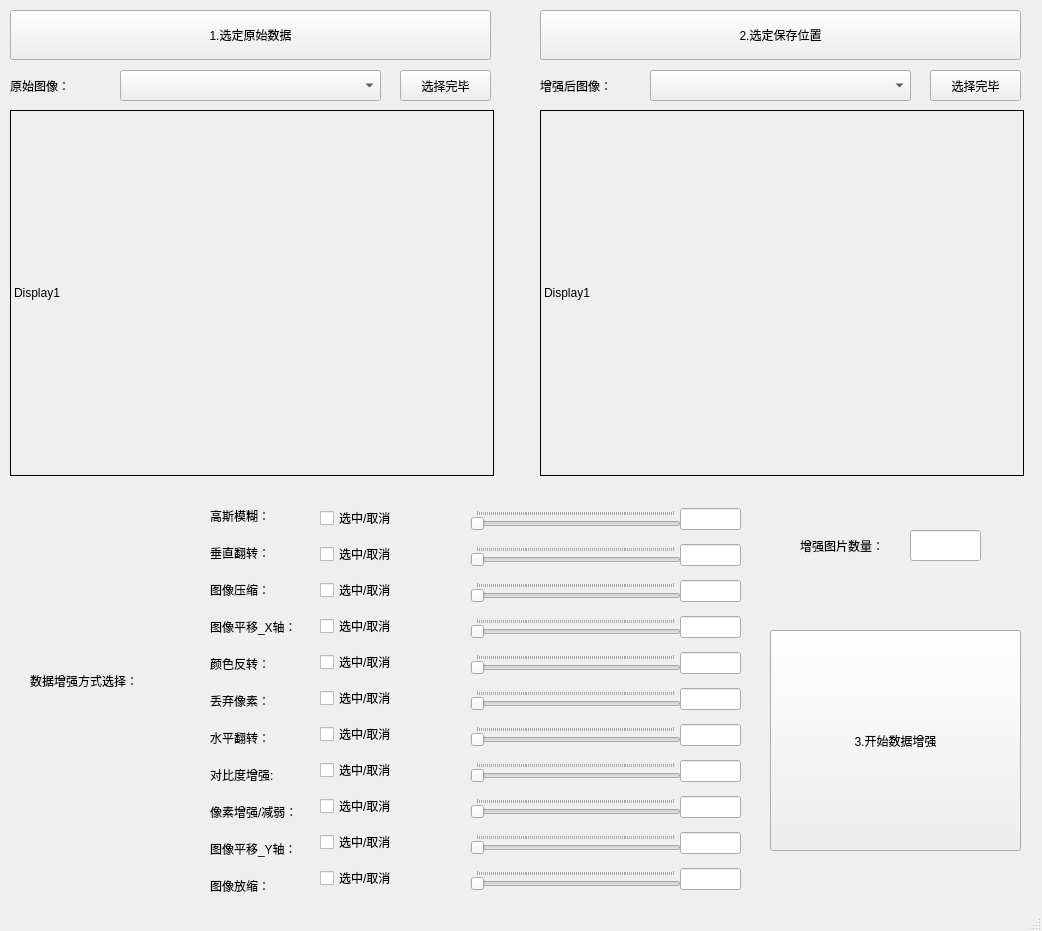
Old version of the form untitled.ui in the repository 4C79/imgAug.
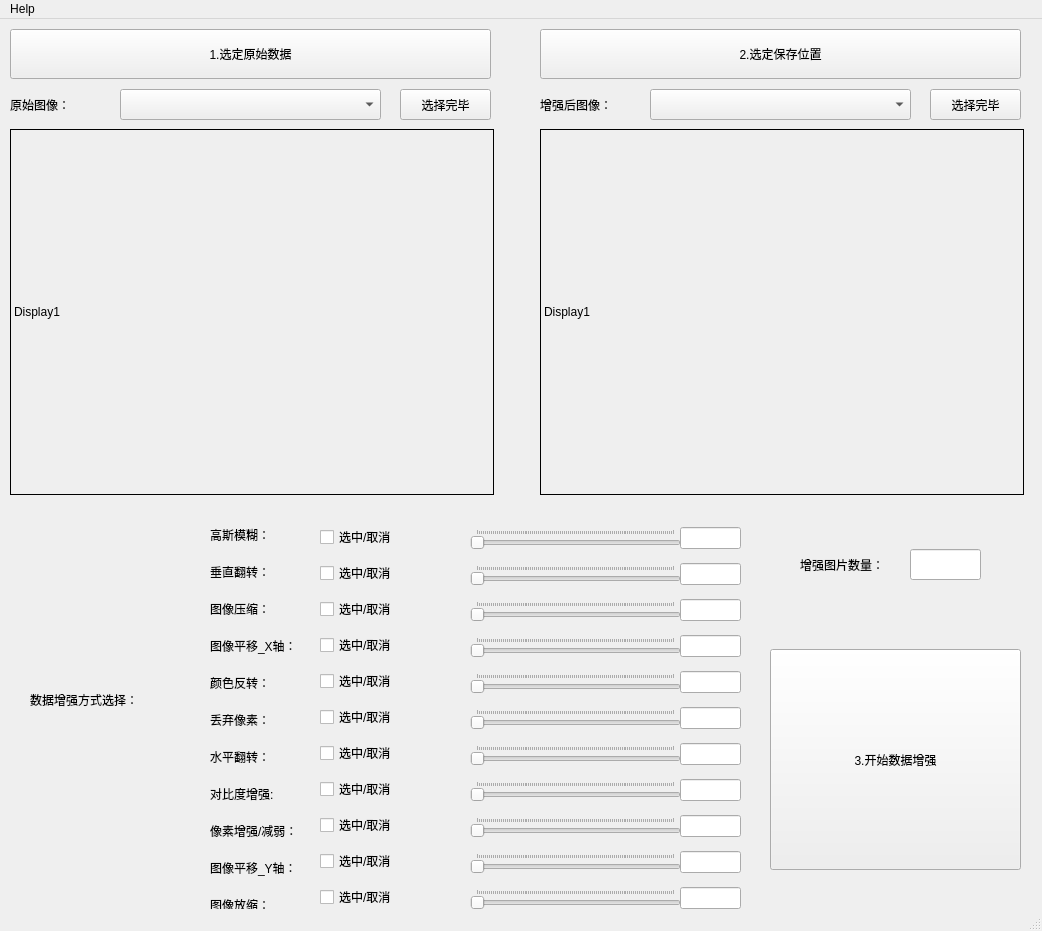
New version of the form.

```diff
--- a/untitled.ui
+++ b/untitled.ui
@@ -611,6 +611,28 @@
    </widget>
   </widget>
   <widget class="QStatusBar" name="statusbar"/>
+  <widget class="QMenuBar" name="menuBar">
+   <property name="geometry">
+    <rect>
+     <x>0</x>
+     <y>0</y>
+     <width>1042</width>
+     <height>26</height>
+    </rect>
+   </property>
+   <widget class="QMenu" name="menuHelp">
+    <property name="title">
+     <string>Help</string>
+    </property>
+    <addaction name="actionshouche"/>
+   </widget>
+   <addaction name="menuHelp"/>
+  </widget>
+  <action name="actionshouche">
+   <property name="text">
+    <string>shouche</string>
+   </property>
+  </action>
  </widget>
  <resources/>
  <connections/>
```
